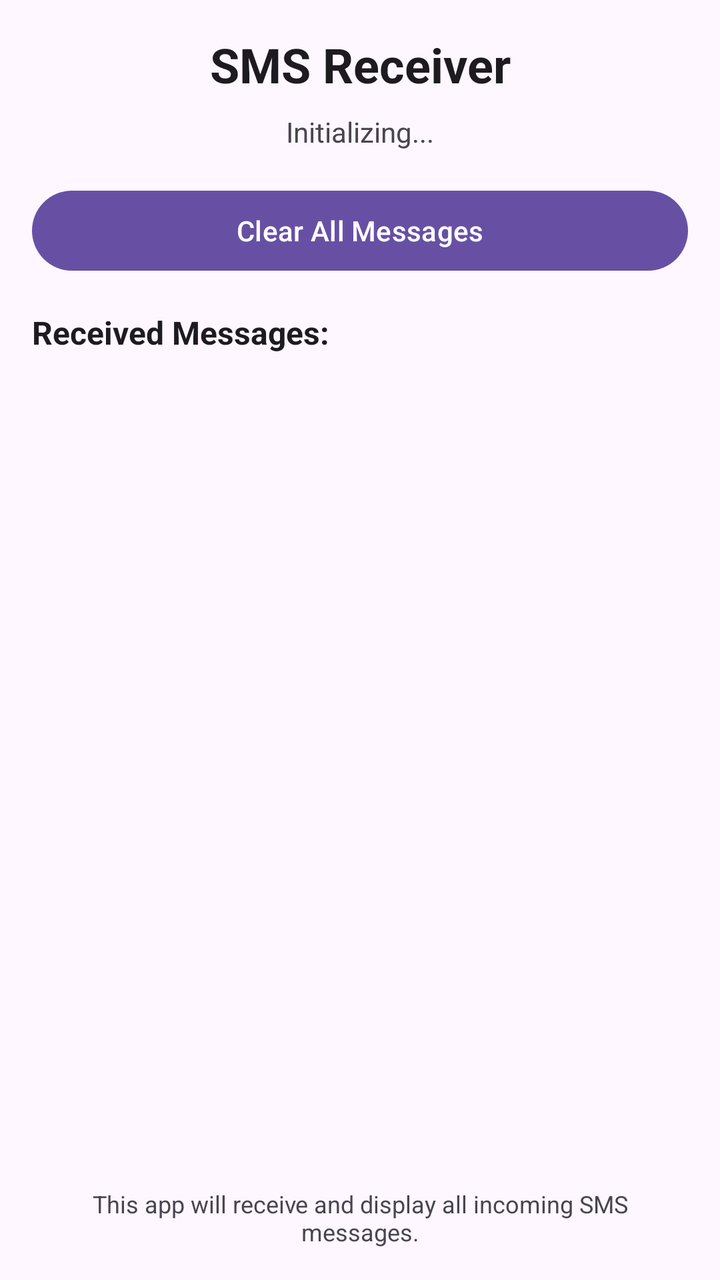
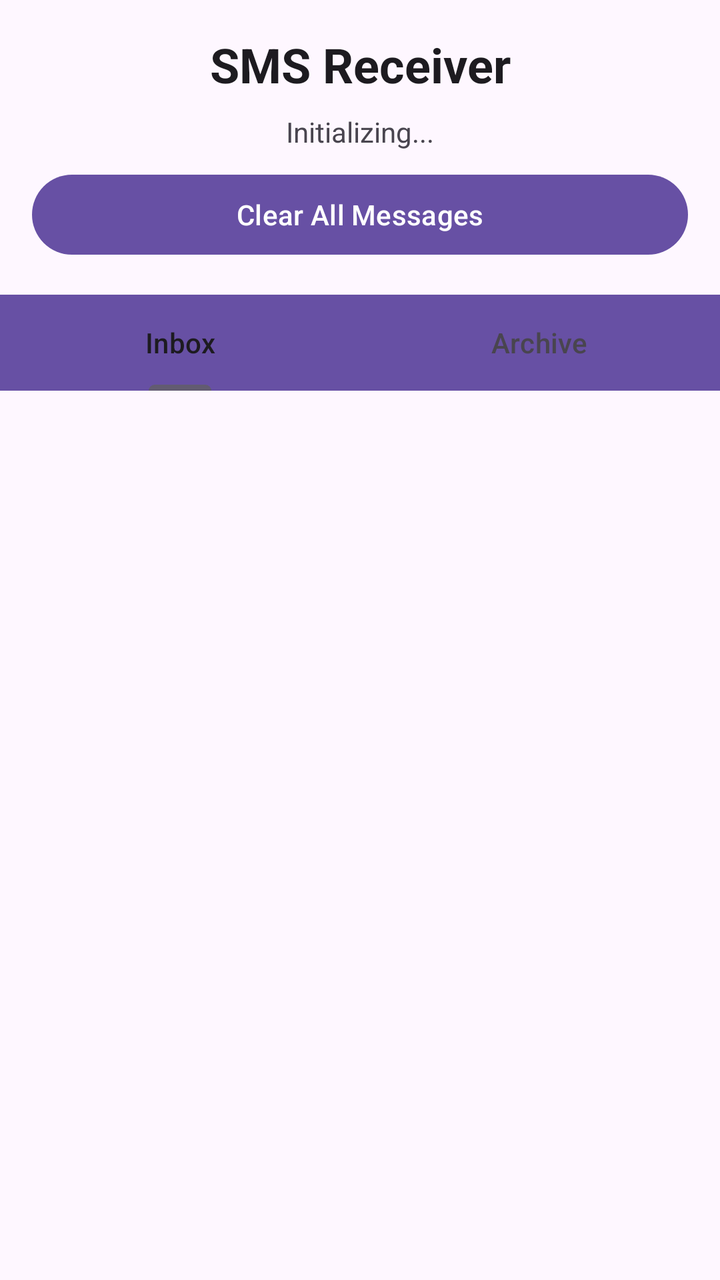

Two renders of the same Android screen: before a commit and after it. Below are the layout's source before the change and the commit's diff.
<!-- AndroidManifest.xml: application theme Theme.Material3.DayNight -->
<!-- res/layout/activity_main.xml -->
<?xml version="1.0" encoding="utf-8"?>
<LinearLayout xmlns:android="http://schemas.android.com/apk/res/android"
    android:layout_width="match_parent"
    android:layout_height="match_parent"
    android:orientation="vertical"
    android:padding="16dp">

    <TextView
        android:id="@+id/titleText"
        android:layout_width="match_parent"
        android:layout_height="wrap_content"
        android:text="@string/app_name"
        android:textSize="24sp"
        android:textStyle="bold"
        android:textColor="?android:attr/textColorPrimary"
        android:gravity="center"
        android:paddingBottom="8dp" />

    <TextView
        android:id="@+id/statusText"
        android:layout_width="match_parent"
        android:layout_height="wrap_content"
        android:text="Initializing..."
        android:textSize="14sp"
        android:textColor="?android:attr/textColorSecondary"
        android:gravity="center"
        android:paddingBottom="16dp" />

    <Button
        android:id="@+id/clearButton"
        android:layout_width="match_parent"
        android:layout_height="wrap_content"
        android:text="Clear All Messages"
        android:layout_marginBottom="16dp" />

    <TextView
        android:layout_width="match_parent"
        android:layout_height="wrap_content"
        android:text="Received Messages:"
        android:textSize="16sp"
        android:textStyle="bold"
        android:textColor="?android:attr/textColorPrimary"
        android:paddingBottom="8dp" />

    <androidx.recyclerview.widget.RecyclerView
        android:id="@+id/recyclerView"
        android:layout_width="match_parent"
        android:layout_height="0dp"
        android:layout_weight="1"
        android:clipToPadding="false"
        android:paddingTop="8dp" />

    <TextView
        android:layout_width="match_parent"
        android:layout_height="wrap_content"
        android:text="This app will receive and display all incoming SMS messages."
        android:textSize="12sp"
        android:textColor="?android:attr/textColorSecondary"
        android:gravity="center"
        android:paddingTop="8dp" />

</LinearLayout>
<!-- resources referenced by this layout -->
<resources>
  <string name="app_name">SMS Receiver</string>
</resources>

<!-- the commit's change to res/layout/activity_main.xml (unified diff, before → after) -->
@@ -1,46 +1,65 @@
 <?xml version="1.0" encoding="utf-8"?>
 <LinearLayout xmlns:android="http://schemas.android.com/apk/res/android"
+    xmlns:app="http://schemas.android.com/apk/res-auto"
     android:layout_width="match_parent"
     android:layout_height="match_parent"
-    android:orientation="vertical"
-    android:padding="16dp">
+    android:orientation="vertical">
 
-    <TextView
-        android:id="@+id/titleText"
+    <LinearLayout
         android:layout_width="match_parent"
         android:layout_height="wrap_content"
-        android:text="@string/app_name"
-        android:textSize="24sp"
-        android:textStyle="bold"
-        android:textColor="?android:attr/textColorPrimary"
-        android:gravity="center"
-        android:paddingBottom="8dp" />
+        android:orientation="vertical"
+        android:padding="16dp">
 
-    <TextView
-        android:id="@+id/statusText"
+        <TextView
+            android:id="@+id/titleText"
+            android:layout_width="match_parent"
+            android:layout_height="wrap_content"
+            android:text="@string/app_name"
+            android:textSize="24sp"
+            android:textStyle="bold"
+            android:textColor="?android:attr/textColorPrimary"
+            android:gravity="center"
+            android:paddingBottom="8dp" />
+
+        <TextView
+            android:id="@+id/statusText"
+            android:layout_width="match_parent"
+            android:layout_height="wrap_content"
+            android:text="Initializing..."
+            android:textSize="14sp"
+            android:textColor="?android:attr/textColorSecondary"
+            android:gravity="center"
+            android:paddingBottom="8dp" />
+
+        <Button
+            android:id="@+id/clearButton"
+            android:layout_width="match_parent"
+            android:layout_height="wrap_content"
+            android:text="Clear All Messages" />
+
+    </LinearLayout>
+
+    <com.google.android.material.tabs.TabLayout
+        android:id="@+id/tabLayout"
         android:layout_width="match_parent"
         android:layout_height="wrap_content"
-        android:text="Initializing..."
-        android:textSize="14sp"
-        android:textColor="?android:attr/textColorSecondary"
-        android:gravity="center"
-        android:paddingBottom="16dp" />
+        android:background="?android:attr/colorPrimary"
+        app:tabTextColor="?android:attr/textColorSecondary"
+        app:tabSelectedTextColor="?android:attr/textColorPrimary"
+        app:tabIndicatorColor="?android:attr/colorAccent">
 
-    <Button
-        android:id="@+id/clearButton"
-        android:layout_width="match_parent"
-        android:layout_height="wrap_content"
-        android:text="Clear All Messages"
-        android:layout_marginBottom="16dp" />
+        <com.google.android.material.tabs.TabItem
+            android:layout_width="wrap_content"
+            android:layout_height="wrap_content"
+            android:text="Inbox" />
 
-    <TextView
-        android:layout_width="match_parent"
-        android:layout_height="wrap_content"
-        android:text="Received Messages:"
-        android:textSize="16sp"
-        android:textStyle="bold"
-        android:textColor="?android:attr/textColorPrimary"
-        android:paddingBottom="8dp" />
+        <com.google.android.material.tabs.TabItem
+            android:layout_width="wrap_content"
+            android:layout_height="wrap_content"
+            android:text="Archive" />
+
+    </com.google.android.material.tabs.TabLayout>
 
     <androidx.recyclerview.widget.RecyclerView
         android:id="@+id/recyclerView"
@@ -48,15 +67,6 @@
         android:layout_height="0dp"
         android:layout_weight="1"
         android:clipToPadding="false"
-        android:paddingTop="8dp" />
-
-    <TextView
-        android:layout_width="match_parent"
-        android:layout_height="wrap_content"
-        android:text="This app will receive and display all incoming SMS messages."
-        android:textSize="12sp"
-        android:textColor="?android:attr/textColorSecondary"
-        android:gravity="center"
-        android:paddingTop="8dp" />
+        android:padding="8dp" />
 
 </LinearLayout>
